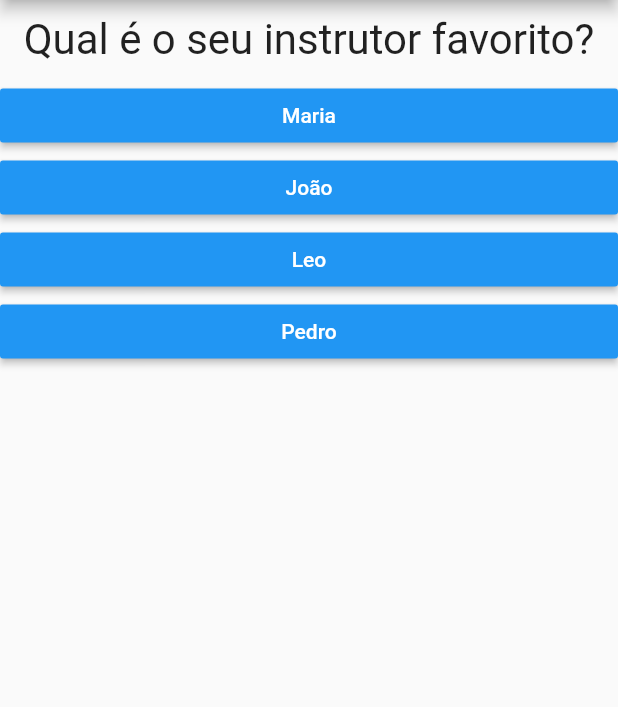
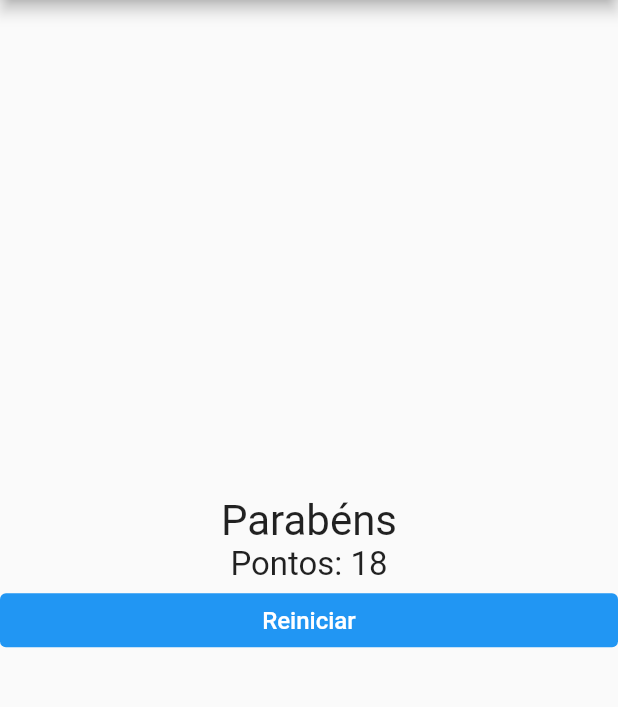
Before and after one commit to ViniDB27/quiz-flutter, a Flutter app: the screen it shows after launch, after a tap on "Preto", after a tap on "Cobra", after a tap on "Leo", on a phone screen of 412 x 824 dp, the part 84-791 px from its top. Run offline on Flutter 3.47's test engine with Material 2 defaults, Android fonts, the phone set to English and light mode, and no system bars.

```diff
--- a/lib/main.dart
+++ b/lib/main.dart
@@ -1,6 +1,6 @@
 import 'package:flutter/material.dart';
-import 'package:quiz/widgets/questao.dart';
-import 'package:quiz/widgets/resposta.dart';
+import 'package:quiz/widgets/questionario.dart';
+import 'package:quiz/widgets/resultado.dart';
 
 void main() => runApp(const PerguntaApp());
 
@@ -12,56 +12,80 @@ class PerguntaApp extends StatefulWidget {
 }
 
 class _PerguntaAppState extends State<PerguntaApp> {
-  var _perguntaSel = 0;
+  int _perguntaSel = 0;
+  int _pontuacaoTotal = 0;
 
-  final List<Map<String, Object>> _perguntas = [
+  final List<Map<String, Object>> _perguntas = const [
     {
       "texto": "Qual é a sua cor favorita?",
-      "respostas": ["Preto", "Vermelho", "Verde", "Branco"]
+      "respostas": [
+        {"texto": "Preto", "nota": 10},
+        {"texto": "Vermelho", "nota": 5},
+        {"texto": "Verde", "nota": 3},
+        {"texto": "Branco", "nota": 1},
+      ]
     },
     {
       "texto": "Qual é o seu animal favorito?",
-      "respostas": ["Coelho", "Cobra", "Elefante", "Leão"]
+      "respostas": [
+        {"texto": "Coelho", "nota": 10},
+        {"texto": "Cobra", "nota": 5},
+        {"texto": "Elefante", "nota": 3},
+        {"texto": "Leão", "nota": 1},
+      ]
     },
     {
       "texto": "Qual é o seu instrutor favorito?",
-      "respostas": ["Maria", "João", "Leo", "Pedro"]
-    }
+      "respostas": [
+        {"texto": "Maria", "nota": 10},
+        {"texto": "João", "nota": 5},
+        {"texto": "Leo", "nota": 3},
+        {"texto": "Pedro", "nota": 1},
+      ]
+    },
   ];
 
-  void _responder(String resp) {
-    if (_perguntaSel < (_perguntas.length - 1)) {
+  bool get temPerguntaSelecioanda {
+    return _perguntaSel < _perguntas.length;
+  }
+
+  void _responder(Map<String, Object> resp) {
+    if (temPerguntaSelecioanda) {
       setState(() {
         _perguntaSel++;
+        _pontuacaoTotal += int.parse(resp['nota'].toString());
       });
     }
-    print(resp);
+  }
+
+  void restart() {
+    setState(() {
+      _perguntaSel = 0;
+      _pontuacaoTotal = 0;
+    });
   }
 
   @override
   Widget build(BuildContext context) {
-    List<String> respostas = _perguntas[_perguntaSel].cast()['respostas'];
+    List<Map<String, Object>> respostas = temPerguntaSelecioanda
+        ? _perguntas[_perguntaSel].cast()['respostas']
+        : [];
 
     return MaterialApp(
       home: Scaffold(
         appBar: AppBar(
           title: const Text("Pergunta App"),
         ),
-        body: Container(
-          width: double.infinity,
-          child: Column(
-            crossAxisAlignment: CrossAxisAlignment.center,
-            children: [
-              Questao(_perguntas[_perguntaSel]['texto'].toString()),
-              ...respostas.map(
-                (textResp) => Resposta(
-                  texto: textResp,
-                  onPressed: () => _responder(textResp),
-                ),
-              ).toList(),
-            ],
-          ),
-        ),
+        body: temPerguntaSelecioanda
+            ? Questionario(
+                pergunta: _perguntas[_perguntaSel]['texto'].toString(),
+                respostas: respostas,
+                responder: _responder,
+              )
+            : Resultado(
+                pontuacao: _pontuacaoTotal,
+                reiniciarQuetionario: restart,
+              ),
       ),
     );
   }
--- /dev/null
+++ b/lib/widgets/questionario.dart
@@ -0,0 +1,37 @@
+import 'package:flutter/material.dart';
+import 'package:quiz/widgets/questao.dart';
+import 'package:quiz/widgets/resposta.dart';
+
+class Questionario extends StatelessWidget {
+  final String pergunta;
+  final List<Map<String, Object>> respostas;
+  final void Function(Map<String, Object> respsota) responder;
+
+  const Questionario({
+    required this.pergunta,
+    required this.respostas,
+    required this.responder,
+    Key? key,
+  }) : super(key: key);
+
+  @override
+  Widget build(BuildContext context) {
+    return Container(
+      width: double.infinity,
+      child: Column(
+        crossAxisAlignment: CrossAxisAlignment.center,
+        children: [
+          Questao(pergunta),
+          ...respostas
+              .map(
+                (textResp) => Resposta(
+                  texto: textResp["texto"].toString(),
+                  onPressed: () => responder(textResp),
+                ),
+              )
+              .toList(),
+        ],
+      ),
+    );
+  }
+}
--- /dev/null
+++ b/lib/widgets/resultado.dart
@@ -0,0 +1,48 @@
+import 'package:flutter/material.dart';
+
+class Resultado extends StatelessWidget {
+  final int pontuacao;
+  final void Function() reiniciarQuetionario;
+
+  const Resultado({
+    required this.pontuacao,
+    required this.reiniciarQuetionario,
+    Key? key,
+  }) : super(key: key);
+
+  @override
+  Widget build(BuildContext context) {
+    return Center(
+      child: Column(
+        mainAxisAlignment: MainAxisAlignment.center,
+        crossAxisAlignment: CrossAxisAlignment.center,
+        children: [
+          const Text(
+            'Parabéns',
+            style: TextStyle(fontSize: 28),
+          ),
+          Text(
+            'Pontos: $pontuacao',
+            style: const TextStyle(fontSize: 22),
+          ),
+          Container(
+            width: double.infinity,
+            child: TextButton(
+              onPressed: reiniciarQuetionario,
+              child: const Text(
+                'Reiniciar',
+                style: TextStyle(
+                  fontSize: 16,
+                  color: Colors.white,
+                ),
+              ),
+              style: TextButton.styleFrom(
+                backgroundColor: Colors.blue,
+              ),
+            ),
+          )
+        ],
+      ),
+    );
+  }
+}
```
